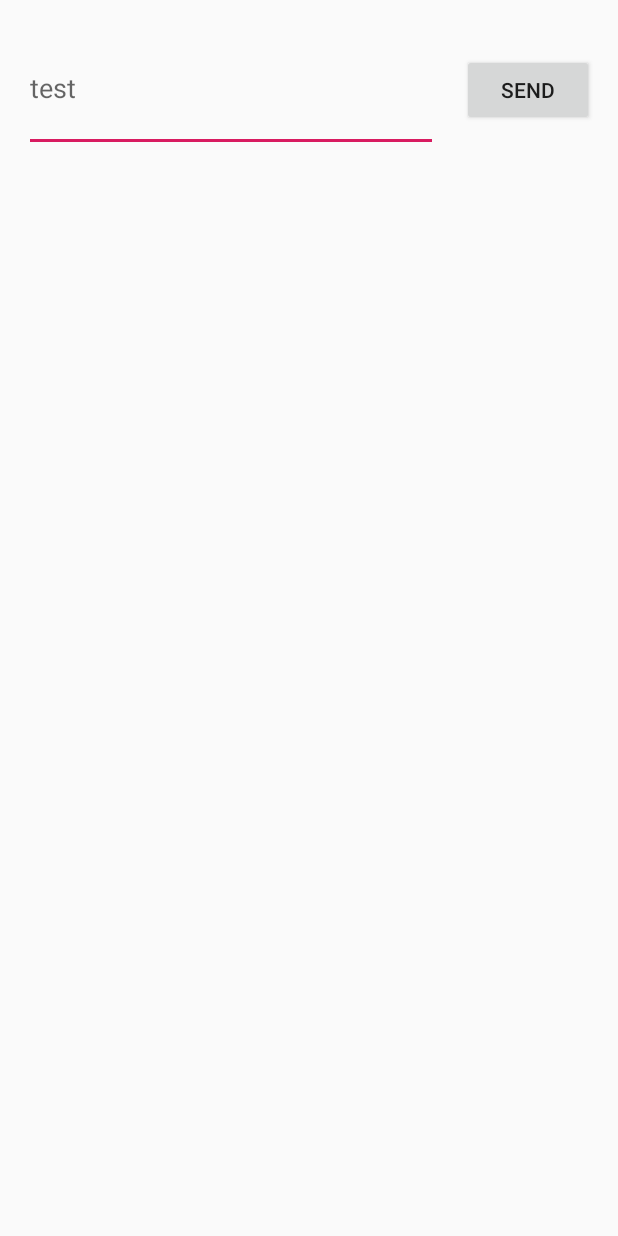
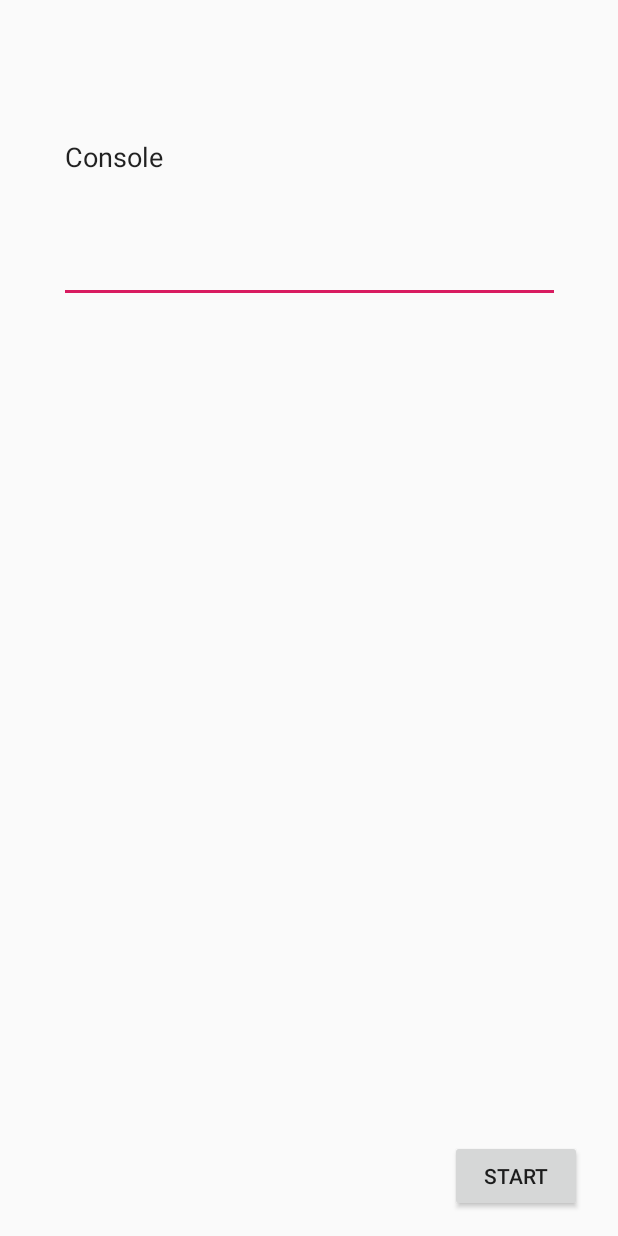
Before and after one commit to theimperior/motionLogger, an Android app: the layout activity_main.xml on its own in the app's theme, with its tools: preview values and no code run, on a phone screen of 412 x 824 dp. Run offline under Robolectric (Android 15) with nearby library versions, the phone set to English and light mode, and no system bars.

Commit message:
First logging on console of touch event

```diff
--- a/app/src/main/java/com/motionlogger/sebastianvendt/motionlogger/MainActivity.java
+++ b/app/src/main/java/com/motionlogger/sebastianvendt/motionlogger/MainActivity.java
@@ -1,5 +1,8 @@
 package com.motionlogger.sebastianvendt.motionlogger;
 
+import android.content.Context;
+import android.hardware.Sensor;
+import android.hardware.SensorManager;
 import android.support.v7.app.AppCompatActivity;
 import android.os.Bundle;
 import android.util.Log;
@@ -8,14 +11,31 @@ import android.view.View;
 import android.widget.EditText;
 import android.content.Intent;
 
+import java.util.Iterator;
+import java.util.List;
+
 
 public class MainActivity extends AppCompatActivity {
     public static final String EXTRA_MESSAGE = "com.example.myfirstapp.MESSAGE";
+    private SensorManager mSensorManager;
     @Override
     protected void onCreate(Bundle savedInstanceState) {
         super.onCreate(savedInstanceState);
         setContentView(R.layout.activity_main);
         findViewById(android.R.id.content).setOnTouchListener(handleTouch);
+
+        //list the sensors available on the device
+        mSensorManager = (SensorManager) getSystemService(Context.SENSOR_SERVICE);
+        List<Sensor> deviceSensors = mSensorManager.getSensorList(Sensor.TYPE_ALL);
+
+        Iterator<Sensor> sensorIterator = deviceSensors.iterator();
+
+        while (sensorIterator.hasNext()){
+            Sensor sens = sensorIterator.next();
+            EditText console = (EditText) findViewById(R.id.Console);
+            console.setText(sens.getName());
+        }
+
 
 
 
--- a/app/src/main/res/layout/activity_main.xml
+++ b/app/src/main/res/layout/activity_main.xml
@@ -6,34 +6,31 @@
     android:layout_height="match_parent"
     tools:context=".MainActivity">
 
-    <EditText
-        android:id="@+id/editText"
-        android:layout_width="0dp"
-        android:layout_height="85dp"
-        android:layout_marginStart="16dp"
-        android:layout_marginLeft="16dp"
-        android:layout_marginTop="16dp"
-        android:ems="10"
-        android:hint="@string/edit_message"
-        android:inputType="textPersonName"
-        app:layout_constraintEnd_toStartOf="@+id/button"
-        app:layout_constraintHorizontal_bias="0.5"
-        app:layout_constraintHorizontal_chainStyle="packed"
-        app:layout_constraintStart_toStartOf="parent"
-        app:layout_constraintTop_toTopOf="parent" />
-
     <Button
         android:id="@+id/button"
         android:layout_width="wrap_content"
         android:layout_height="wrap_content"
+        android:layout_marginEnd="24dp"
+        android:layout_marginRight="24dp"
+        android:layout_marginBottom="16dp"
+        android:onClick="sendMessage"
+        android:text="@string/button_start"
+        app:layout_constraintBottom_toBottomOf="parent"
+        app:layout_constraintEnd_toEndOf="parent" />
+
+    <EditText
+        android:id="@+id/Console"
+        android:layout_width="334dp"
+        android:layout_height="194dp"
         android:layout_marginStart="16dp"
         android:layout_marginLeft="16dp"
+        android:layout_marginTop="8dp"
         android:layout_marginEnd="16dp"
         android:layout_marginRight="16dp"
-        android:onClick="sendMessage"
-        android:text="@string/button_send"
-        app:layout_constraintBaseline_toBaselineOf="@+id/editText"
+        android:ems="10"
+        android:inputType="textPersonName"
+        android:text="@string/Console_text"
         app:layout_constraintEnd_toEndOf="parent"
-        app:layout_constraintHorizontal_bias="0.5"
-        app:layout_constraintStart_toEndOf="@+id/editText" />
+        app:layout_constraintStart_toStartOf="parent"
+        app:layout_constraintTop_toTopOf="parent" />
 </android.support.constraint.ConstraintLayout>
--- a/app/src/main/res/values/strings.xml
+++ b/app/src/main/res/values/strings.xml
@@ -1,5 +1,6 @@
 <resources>
     <string name="app_name">MotionLogger</string>
     <string name="edit_message">test</string>
-    <string name="button_send">Send</string>
+    <string name="button_start">Start</string>
+    <string name="Console_text">Console</string>
 </resources>
```
